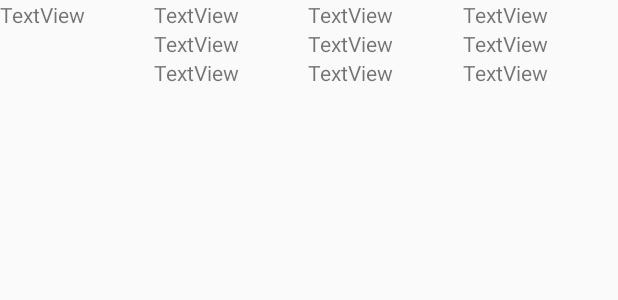
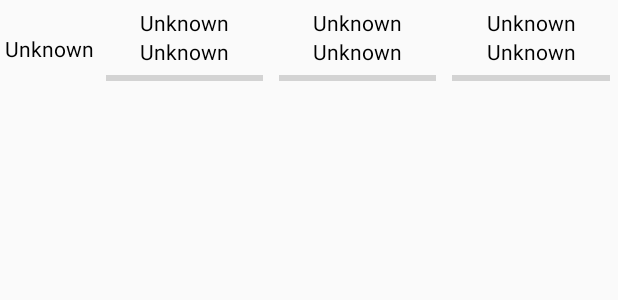
Before and after one commit to nabilcreates/WhereTheBusAh, an Android app: the layout bus_timings_list_layout.xml on its own in the app's theme, with its tools: preview values and no code run, on a phone screen of 412 x 824 dp. Shown: the top 300 px of the screen. Run offline under Robolectric (Android 15) with nearby library versions, the light colour scheme and no system bars.

Commit message:
Ready for initial release

```diff
--- a/app/build.gradle
+++ b/app/build.gradle
@@ -24,4 +24,5 @@ dependencies {
     implementation 'androidx.appcompat:appcompat:1.1.0'
     implementation 'androidx.constraintlayout:constraintlayout:1.1.3'
     implementation "com.squareup.okhttp3:okhttp:4.2.1"
+    implementation 'androidx.legacy:legacy-support-v4:1.0.0'
 }
--- a/app/src/main/res/layout/bus_stop_list_layout.xml
+++ b/app/src/main/res/layout/bus_stop_list_layout.xml
@@ -1,6 +1,8 @@
 <?xml version="1.0" encoding="utf-8"?>
 <LinearLayout xmlns:android="http://schemas.android.com/apk/res/android"
     android:orientation="vertical" android:layout_width="match_parent"
+    android:paddingTop="10dp"
+    android:paddingBottom="10dp"
     android:layout_height="match_parent">
 
     <TextView
--- a/app/src/main/res/layout/bus_timings_list_layout.xml
+++ b/app/src/main/res/layout/bus_timings_list_layout.xml
@@ -5,85 +5,96 @@
     android:orientation="horizontal">
 
     <TextView
+        android:layout_gravity="center"
+        android:textAlignment="center"
         android:id="@+id/list_timing_bus_no"
-        android:layout_width="wrap_content"
+        android:layout_width="20dp"
         android:layout_height="wrap_content"
         android:layout_weight="1"
-        android:text="TextView" />
+        android:text="@string/default_unknown_string" />
 
     <LinearLayout
+        android:padding="5dp"
         android:layout_width="wrap_content"
         android:layout_height="wrap_content"
         android:layout_weight="1"
         android:orientation="vertical">
 
         <TextView
+            android:textAlignment="center"
             android:id="@+id/list_timing_next_timing"
-            android:layout_width="wrap_content"
-            android:layout_height="wrap_content"
-            android:text="TextView" />
+            android:layout_width="match_parent"
+            android:layout_height="match_parent"
+            android:text="@string/default_unknown_string" />
 
         <TextView
+            android:textAlignment="center"
             android:id="@+id/list_timing_next_type"
-            android:layout_width="wrap_content"
-            android:layout_height="wrap_content"
-            android:text="TextView" />
+            android:layout_width="match_parent"
+            android:layout_height="match_parent"
+            android:text="@string/default_unknown_string" />
 
-        <TextView
-            android:id="@+id/list_timing_next_load"
-            android:layout_width="wrap_content"
-            android:layout_height="wrap_content"
-            android:text="TextView" />
+        <ProgressBar
+            android:id="@+id/list_timing_next_load_progressbar"
+            style="?android:attr/progressBarStyleHorizontal"
+            android:layout_width="match_parent"
+            android:layout_height="match_parent" />
     </LinearLayout>
 
     <LinearLayout
+        android:padding="5dp"
         android:layout_width="wrap_content"
         android:layout_height="wrap_content"
         android:layout_weight="1"
         android:orientation="vertical">
 
         <TextView
+            android:textAlignment="center"
             android:id="@+id/list_timing_next2_timing"
             android:layout_width="match_parent"
-            android:layout_height="wrap_content"
-            android:text="TextView" />
+            android:layout_height="match_parent"
+            android:text="@string/default_unknown_string" />
 
         <TextView
+            android:textAlignment="center"
             android:id="@+id/list_timing_next2_type"
             android:layout_width="match_parent"
-            android:layout_height="wrap_content"
-            android:text="TextView" />
+            android:layout_height="match_parent"
+            android:text="@string/default_unknown_string" />
 
-        <TextView
-            android:id="@+id/list_timing_next2_load"
+        <ProgressBar
+            android:id="@+id/list_timing_next2_load_progressbar"
+            style="?android:attr/progressBarStyleHorizontal"
             android:layout_width="match_parent"
-            android:layout_height="wrap_content"
-            android:text="TextView" />
+            android:layout_height="match_parent" />
     </LinearLayout>
 
     <LinearLayout
+        android:padding="5dp"
         android:layout_width="wrap_content"
         android:layout_height="wrap_content"
         android:layout_weight="1"
         android:orientation="vertical">
 
         <TextView
+            android:textAlignment="center"
             android:id="@+id/list_timing_next3_timing"
-            android:layout_width="wrap_content"
-            android:layout_height="wrap_content"
-            android:text="TextView" />
+            android:layout_width="match_parent"
+            android:layout_height="match_parent"
+            android:text="@string/default_unknown_string" />
 
         <TextView
+            android:textAlignment="center"
             android:id="@+id/list_timing_next3_type"
-            android:layout_width="wrap_content"
-            android:layout_height="wrap_content"
-            android:text="TextView" />
+            android:layout_width="match_parent"
+            android:layout_height="match_parent"
+            android:text="@string/default_unknown_string" />
 
-        <TextView
-            android:id="@+id/list_timing_next3_load"
-            android:layout_width="wrap_content"
-            android:layout_height="wrap_content"
-            android:text="TextView" />
+        <ProgressBar
+            android:id="@+id/list_timing_next3_load_progressbar"
+            style="?android:attr/progressBarStyleHorizontal"
+            android:layout_width="match_parent"
+            android:layout_height="match_parent" />
     </LinearLayout>
 
 </LinearLayout>
--- a/app/src/main/res/values/strings.xml
+++ b/app/src/main/res/values/strings.xml
@@ -2,4 +2,5 @@
     <string name="app_name">WhereTheBusAh</string>
     <string name="search_input_text">Search</string>
     <string name="search_button_text">Search</string>
+    <string name="default_unknown_string">Unknown</string>
 </resources>
--- a/app/src/main/res/values/styles.xml
+++ b/app/src/main/res/values/styles.xml
@@ -6,6 +6,7 @@
         <item name="colorPrimary">@color/colorPrimary</item>
         <item name="colorPrimaryDark">@color/colorPrimaryDark</item>
         <item name="colorAccent">@color/colorAccent</item>
+        <item name="android:textColor">@color/color_black</item>
     </style>
 
     <style name="bus_stop_name_list_style" parent="TextAppearance.AppCompat">
```
Also changed, not shown: app/src/main/java/com/nabil/wherethebusah/Adapters/BusTimingsAdapter.java (+17 -3 lines), app/src/main/java/com/nabil/wherethebusah/BusTimingActivity.java (+19 -0 lines), app/src/main/res/drawable/ic_refresh_black_24dp.xml (added, +9 -0 lines), app/src/main/res/menu/timing_menu.xml (added, +10 -0 lines).
